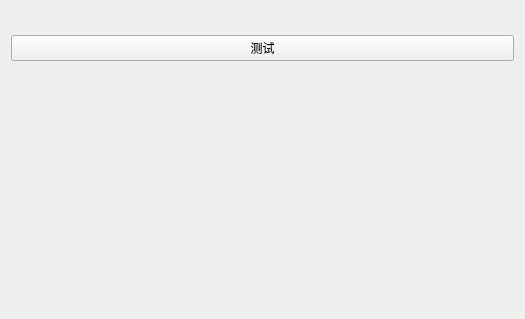
qimo601/exStone, file Calculus/Resources/UI/qSlicerCalculusModuleWidget.ui: the form before one commit.
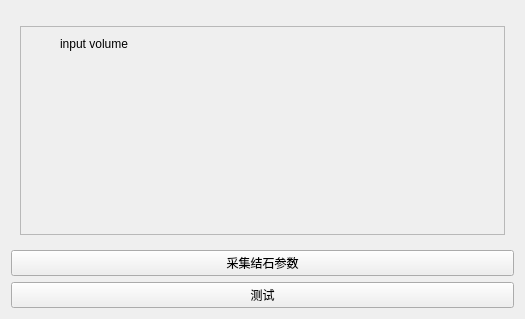
The form after the commit. Custom widgets are drawn as their Qt base class.

What changed in the file:
```diff
--- a/Calculus/Resources/UI/qSlicerCalculusModuleWidget.ui
+++ b/Calculus/Resources/UI/qSlicerCalculusModuleWidget.ui
@@ -13,19 +13,74 @@
   <property name="windowTitle">
    <string>Form</string>
   </property>
-  <layout class="QVBoxLayout" name="verticalLayout">
+  <layout class="QVBoxLayout" name="verticalLayout" stretch="5,0,0,0">
    <item>
     <widget class="ctkCollapsibleButton" name="CTKCollapsibleButton" native="true">
      <property name="text" stdset="0">
-      <string>Display</string>
+      <string>Stone Data</string>
      </property>
-     <layout class="QVBoxLayout" name="verticalLayout_3">
+     <layout class="QVBoxLayout" name="verticalLayout_3" stretch="0,5">
       <item>
        <widget class="qSlicerCalculusFooBarWidget" name="FooBar" native="true"/>
       </item>
+      <item>
+       <widget class="QFrame" name="comboxFrame">
+        <property name="frameShape">
+         <enum>QFrame::StyledPanel</enum>
+        </property>
+        <property name="frameShadow">
+         <enum>QFrame::Raised</enum>
+        </property>
+        <widget class="QLabel" name="label">
+         <property name="geometry">
+          <rect>
+           <x>40</x>
+           <y>10</y>
+           <width>101</width>
+           <height>16</height>
+          </rect>
+         </property>
+         <property name="text">
+          <string>input volume</string>
+         </property>
+        </widget>
+        <widget class="qMRMLNodeComboBox" name="inputVolumeMRMLNodeComboBox" native="true">
+         <property name="geometry">
+          <rect>
+           <x>180</x>
+           <y>10</y>
+           <width>151</width>
+           <height>21</height>
+          </rect>
+         </property>
+         <property name="nodeTypes" stdset="0">
+          <string>vtkMRMLScalarVolumeNode</string>
+         </property>
+         <property name="noneEnabled" stdset="0">
+          <bool>true</bool>
+         </property>
+         <property name="addEnabled" stdset="0">
+          <bool>false</bool>
+         </property>
+         <property name="removeEnabled" stdset="0">
+          <bool>true</bool>
+         </property>
+         <property name="renameEnabled" stdset="0">
+          <bool>false</bool>
+         </property>
+        </widget>
+       </widget>
+      </item>
      </layout>
     </widget>
    </item>
+   <item>
+    <widget class="QPushButton" name="acqStoneBtn">
+     <property name="text">
+      <string>采集结石参数</string>
+     </property>
+    </widget>
+   </item>
    <item>
     <widget class="QPushButton" name="pushButton">
      <property name="text">
@@ -49,6 +104,15 @@
   </layout>
  </widget>
  <customwidgets>
+  <customwidget>
+   <class>qMRMLNodeComboBox</class>
+   <extends>QWidget</extends>
+   <header>qMRMLNodeComboBox.h</header>
+   <container>1</container>
+   <slots>
+    <slot>setMRMLScene(vtkMRMLScene*)</slot>
+   </slots>
+  </customwidget>
   <customwidget>
    <class>qSlicerWidget</class>
    <extends>QWidget</extends>
```
Left out of the diff: 22 changed lines with no effect on the pictures.
